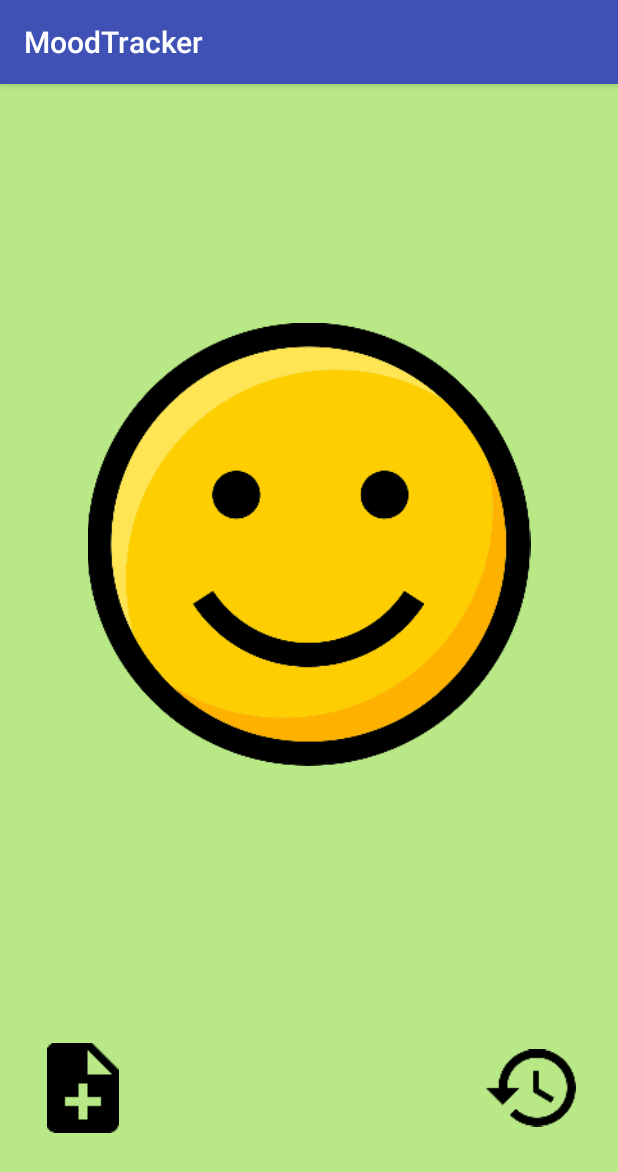
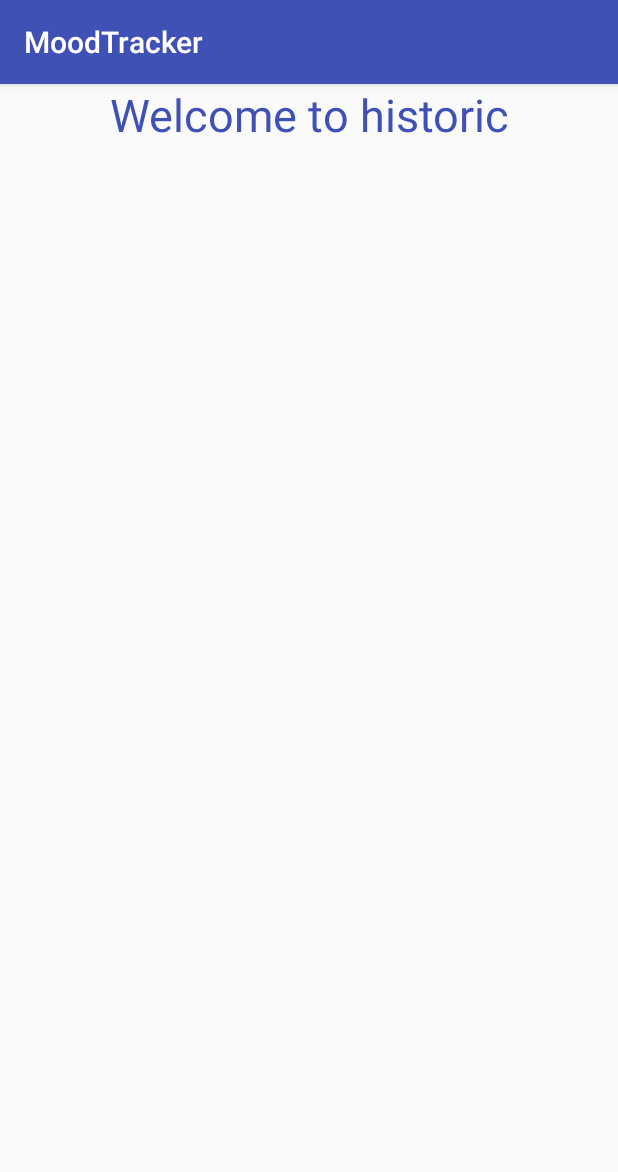
Before and after one commit to enyo10/MoodTracker, an Android app: the screen it shows after launch (HappyMoodActivity before the commit, HistoricActivity after it), after a tap on an icon or button, on a phone screen of 412 x 824 dp. Shown: the top 1172 px of the screen. Run offline under Robolectric (Android 15) with nearby library versions, the phone set to English and light mode, and no system bars.

Commit message:
add listener to historicView and addMoodView.

```diff
--- a/app/src/main/java/ch/openclassrooms/enyo1/moodtracker/Controller/BadMoodActivity.java
+++ b/app/src/main/java/ch/openclassrooms/enyo1/moodtracker/Controller/BadMoodActivity.java
@@ -6,7 +6,6 @@ import android.support.v7.app.AppCompatActivity;
 import android.os.Bundle;
 import android.widget.ImageView;
 import android.widget.LinearLayout;
-import android.widget.Toast;
 
 import ch.openclassrooms.enyo1.moodtracker.Model.Helper.OnSwipeTouchListener;
 import ch.openclassrooms.enyo1.moodtracker.R;
--- a/app/src/main/java/ch/openclassrooms/enyo1/moodtracker/Controller/HappyMoodActivity.java
+++ b/app/src/main/java/ch/openclassrooms/enyo1/moodtracker/Controller/HappyMoodActivity.java
@@ -6,9 +6,7 @@ import android.content.Intent;
 import android.support.v7.app.AlertDialog;
 import android.support.v7.app.AppCompatActivity;
 import android.os.Bundle;
-import android.util.Log;
 import android.view.LayoutInflater;
-import android.view.MotionEvent;
 import android.view.View;
 import android.view.View.OnClickListener;
 import android.widget.EditText;
--- /dev/null
+++ b/app/src/main/java/ch/openclassrooms/enyo1/moodtracker/Controller/HistoricActivity.java
@@ -0,0 +1,15 @@
+package ch.openclassrooms.enyo1.moodtracker.Controller;
+
+import android.support.v7.app.AppCompatActivity;
+import android.os.Bundle;
+
+import ch.openclassrooms.enyo1.moodtracker.R;
+
+public class HistoricActivity extends AppCompatActivity {
+
+    @Override
+    protected void onCreate(Bundle savedInstanceState) {
+        super.onCreate(savedInstanceState);
+        setContentView(R.layout.activity_historic);
+    }
+}
--- a/app/src/main/java/ch/openclassrooms/enyo1/moodtracker/Controller/NormalMoodActivity.java
+++ b/app/src/main/java/ch/openclassrooms/enyo1/moodtracker/Controller/NormalMoodActivity.java
@@ -6,7 +6,6 @@ import android.support.v7.app.AppCompatActivity;
 import android.os.Bundle;
 import android.widget.ImageView;
 import android.widget.LinearLayout;
-import android.widget.Toast;
 
 import ch.openclassrooms.enyo1.moodtracker.Model.Helper.OnSwipeTouchListener;
 import ch.openclassrooms.enyo1.moodtracker.R;
--- a/app/src/main/java/ch/openclassrooms/enyo1/moodtracker/Controller/VeryBadMoodActivity.java
+++ b/app/src/main/java/ch/openclassrooms/enyo1/moodtracker/Controller/VeryBadMoodActivity.java
@@ -6,7 +6,6 @@ import android.support.v7.app.AppCompatActivity;
 import android.os.Bundle;
 import android.widget.ImageView;
 import android.widget.LinearLayout;
-import android.widget.Toast;
 
 import ch.openclassrooms.enyo1.moodtracker.Model.Helper.OnSwipeTouchListener;
 import ch.openclassrooms.enyo1.moodtracker.R;
--- /dev/null
+++ b/app/src/main/res/layout/activity_historic.xml
@@ -0,0 +1,20 @@
+<?xml version="1.0" encoding="utf-8"?>
+<LinearLayout xmlns:android="http://schemas.android.com/apk/res/android"
+    xmlns:app="http://schemas.android.com/apk/res-auto"
+    xmlns:tools="http://schemas.android.com/tools"
+    android:layout_width="match_parent"
+    android:layout_height="match_parent"
+    android:orientation="vertical"
+    tools:context=".Controller.HistoricActivity">
+
+    <TextView
+        android:layout_width="match_parent"
+        android:layout_height="wrap_content"
+        android:gravity="center"
+        android:text="Welcome to historic"
+        android:textColor="@color/colorPrimary"
+        android:textSize="30sp" />
+
+
+
+</LinearLayout>
```
Also changed, not shown: app/src/main/java/ch/openclassrooms/enyo1/moodtracker/Model/Data/MoodData.java (added, +49 -0 lines), app/src/main/res/layout/user_input_dialog_box.xml (added, +24 -0 lines).
